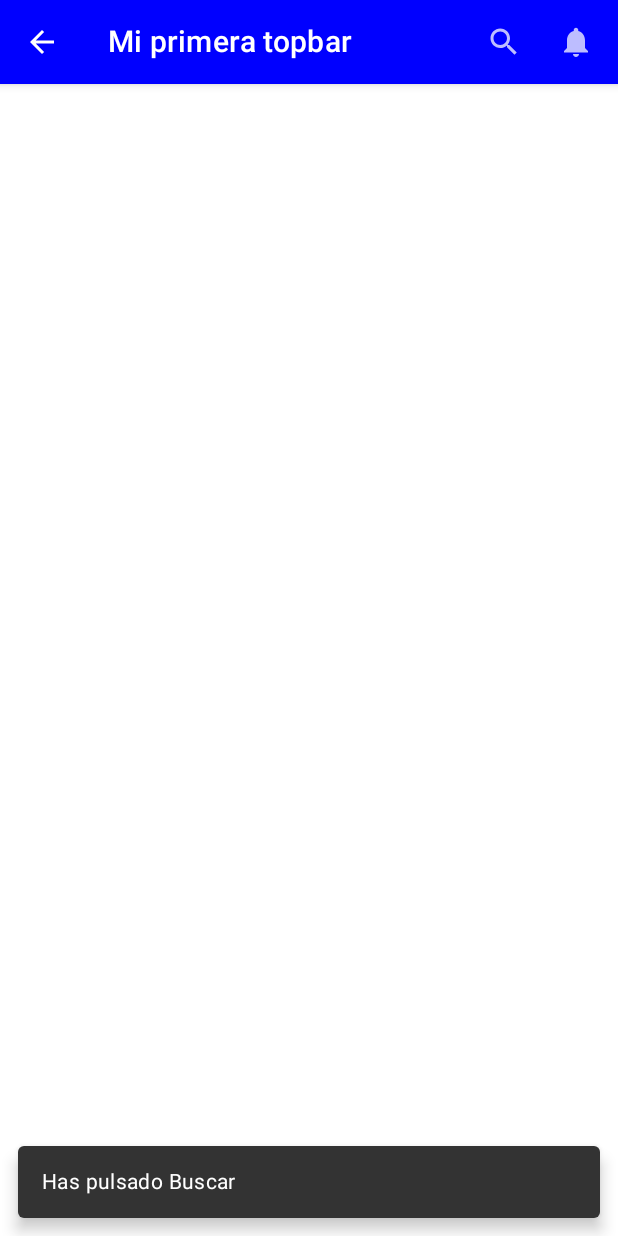
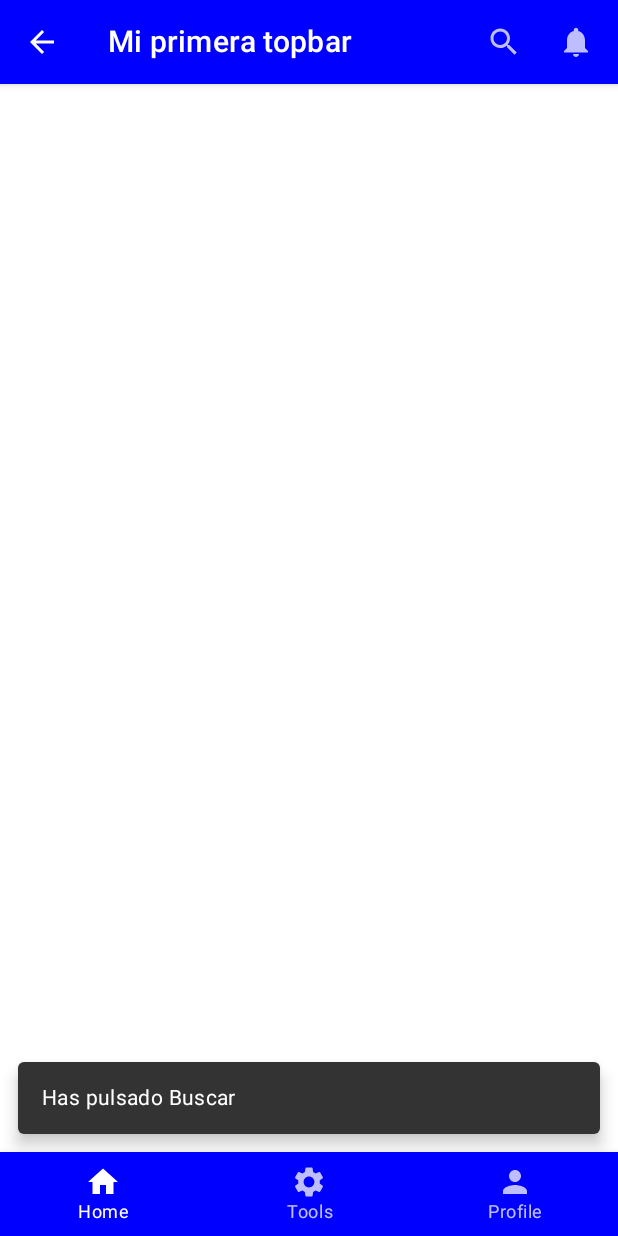
Before and after one commit to JulianCuestas/CursoUdemyJetpackCompose, an Android app built with Jetpack Compose: the screen it shows after launch (MainActivity), after a tap on "search", on a phone screen of 412 x 824 dp. Run offline under Robolectric (Android 15) with nearby library versions, the phone set to English and light mode, and no system bars.

Commit message:
Se agrega BottomNavigation al Scaffold del ejercicio

```diff
--- a/app/src/main/java/com/cursojetpackcompose/ScaffoldScreen.kt
+++ b/app/src/main/java/com/cursojetpackcompose/ScaffoldScreen.kt
@@ -2,11 +2,8 @@ package com.cursojetpackcompose
 
 import androidx.compose.material.*
 import androidx.compose.material.icons.Icons
-import androidx.compose.material.icons.filled.ArrowBack
-import androidx.compose.material.icons.filled.Notifications
-import androidx.compose.material.icons.filled.Search
-import androidx.compose.runtime.Composable
-import androidx.compose.runtime.rememberCoroutineScope
+import androidx.compose.material.icons.filled.*
+import androidx.compose.runtime.*
 import androidx.compose.ui.graphics.Color
 import androidx.compose.ui.unit.dp
 import kotlinx.coroutines.launch
@@ -23,7 +20,8 @@ fun MyScaffold() {
                 }
             }
         },
-        scaffoldState = scaffoldState
+        scaffoldState = scaffoldState,
+        bottomBar = { MyBottomNavigation() }
     ) {
 
     }
@@ -51,3 +49,28 @@ fun MyTopAppBar(onClickIcon: (String) -> Unit) {
         }
     )
 }
+
+@Composable
+fun MyBottomNavigation() {
+    var index by remember { mutableStateOf(0) }
+    BottomNavigation(
+        backgroundColor = Color.Blue,
+        contentColor = Color.White
+    ) {
+        BottomNavigationItem(
+            selected = index == 0, onClick = { index = 0 },
+            icon = { Icon(imageVector = Icons.Filled.Home, contentDescription = "Home") },
+            label = { Text(text = "Home") }
+        )
+        BottomNavigationItem(
+            selected = index == 1, onClick = { index = 1 },
+            icon = { Icon(imageVector = Icons.Filled.Settings, contentDescription = "Tools") },
+            label = { Text(text = "Tools") }
+        )
+        BottomNavigationItem(
+            selected = index == 2, onClick = { index = 2 },
+            icon = { Icon(imageVector = Icons.Filled.Person, contentDescription = "Profile") },
+            label = { Text(text = "Profile") }
+        )
+    }
+}
```
